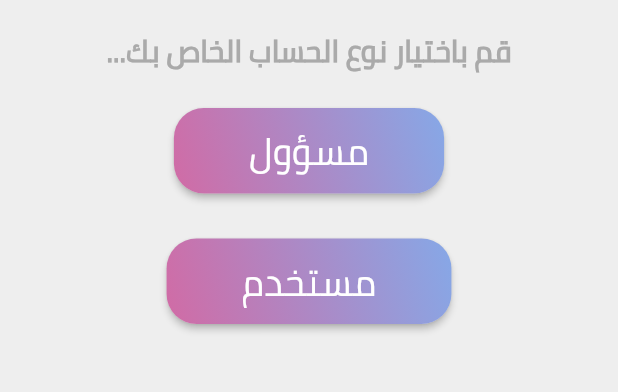
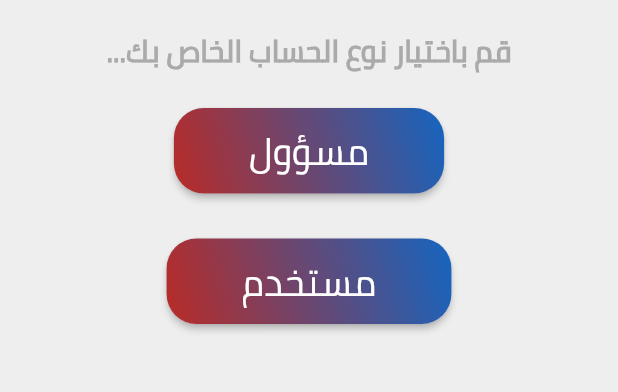
Before and after one commit to mohammad-dc/Restaurent-Booking, a Flutter app: the screen it shows after launch, on a phone screen of 412 x 824 dp, the part 498-890 px from its top. Run offline on Flutter 3.47's test engine with Material 2 defaults, Android fonts, the phone set to English and light mode, and no system bars; our stand-ins replace flutter_spinkit.

```diff
--- a/lib/constants/colors.dart
+++ b/lib/constants/colors.dart
@@ -1,9 +1,8 @@
 import 'dart:ui';
 
 // git gradient color
-const Color gradientColor1 = Color(0xFF86A8E7);
-const Color gradientColor2 = Color(0xFF5FFBF1);
-const Color gradientColor3 = Color(0xFFD16BA5);
+const Color gradientColor1 = Color(0xFF1565C0);
+const Color gradientColor2 = Color(0xFFB92B27);
 
 // global colors
 const Color whiteColor = Color(0xFFFFFFFF);
--- a/lib/main.dart
+++ b/lib/main.dart
@@ -1,5 +1,5 @@
 import 'package:flutter/material.dart';
-import 'screens/splash.dart';
+import 'package:flutter_application_1/routes/genaretor_routes.dart';
 
 void main() {
   runApp(MyApp());
@@ -27,7 +27,8 @@ class MyApp extends StatelessWidget {
         // closer together (more dense) than on mobile platforms.
         visualDensity: VisualDensity.adaptivePlatformDensity,
       ),
-      home: Splash(),
+      initialRoute: '/',
+      onGenerateRoute: RouteGenerator.generatorRoute,
     );
   }
 }
--- /dev/null
+++ b/lib/routes/genaretor_routes.dart
@@ -0,0 +1,19 @@
+import 'package:flutter/material.dart';
+import 'package:flutter_application_1/screens/screens.dart';
+
+class RouteGenerator {
+  static Route<dynamic> generatorRoute(RouteSettings settings) {
+    final args = settings.arguments;
+
+    switch (settings.name) {
+      case '/':
+        return MaterialPageRoute(builder: (_) => Splash());
+      case '/admin-or-user':
+        return MaterialPageRoute(builder: (_) => AdminOrUser());
+      case '/admin/login':
+        return MaterialPageRoute(builder: (_) => AdminLogin());
+      case '/user/signup':
+        return MaterialPageRoute(builder: (_) => SignUp());
+    }
+  }
+}
--- a/lib/screens/admin_or_user.dart
+++ b/lib/screens/admin_or_user.dart
@@ -40,7 +40,7 @@ class _AdminOrUserState extends State<AdminOrUser> {
                   color: grayColormax),
             ),
             SizedBox(height: 20.0),
-            AccountBtn(text: 'مسؤول', navigatorPage: Login()),
+            AccountBtn(text: 'مسؤول', navigatorPage: AdminLogin()),
             SizedBox(height: 30.0),
             AccountBtn(text: 'مستخدم', navigatorPage: SignUp()),
           ],
--- /dev/null
+++ b/lib/screens/screens.dart
@@ -0,0 +1,4 @@
+export 'splash.dart';
+export 'admin_or_user.dart';
+export 'admin/login.dart';
+export 'user/signup.dart';
--- a/lib/widgets/account_btn.dart
+++ b/lib/widgets/account_btn.dart
@@ -30,7 +30,7 @@ class AccountBtn extends StatelessWidget {
           gradient: LinearGradient(
               begin: Alignment.topRight,
               end: Alignment.bottomLeft,
-              colors: [gradientColor1, gradientColor3]),
+              colors: [gradientColor1, gradientColor2]),
         ),
       ),
     );
```
Also changed, not shown: lib/screens/admin/login.dart (+6 -4 lines), lib/screens/splash.dart (+3 -5 lines).
